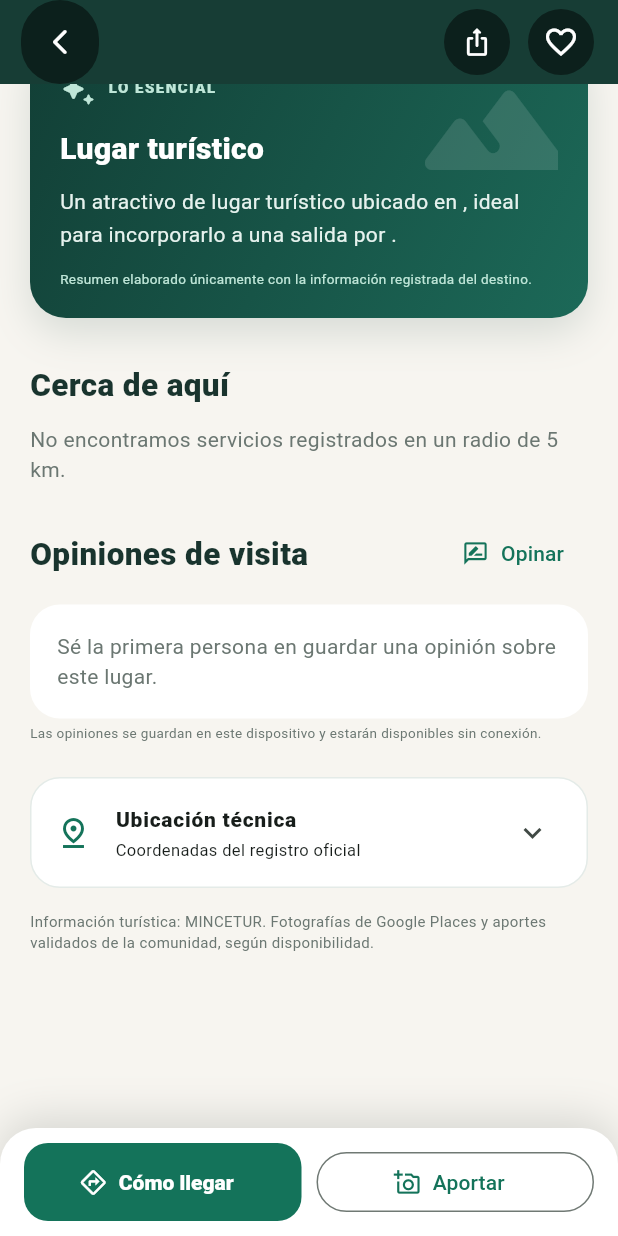
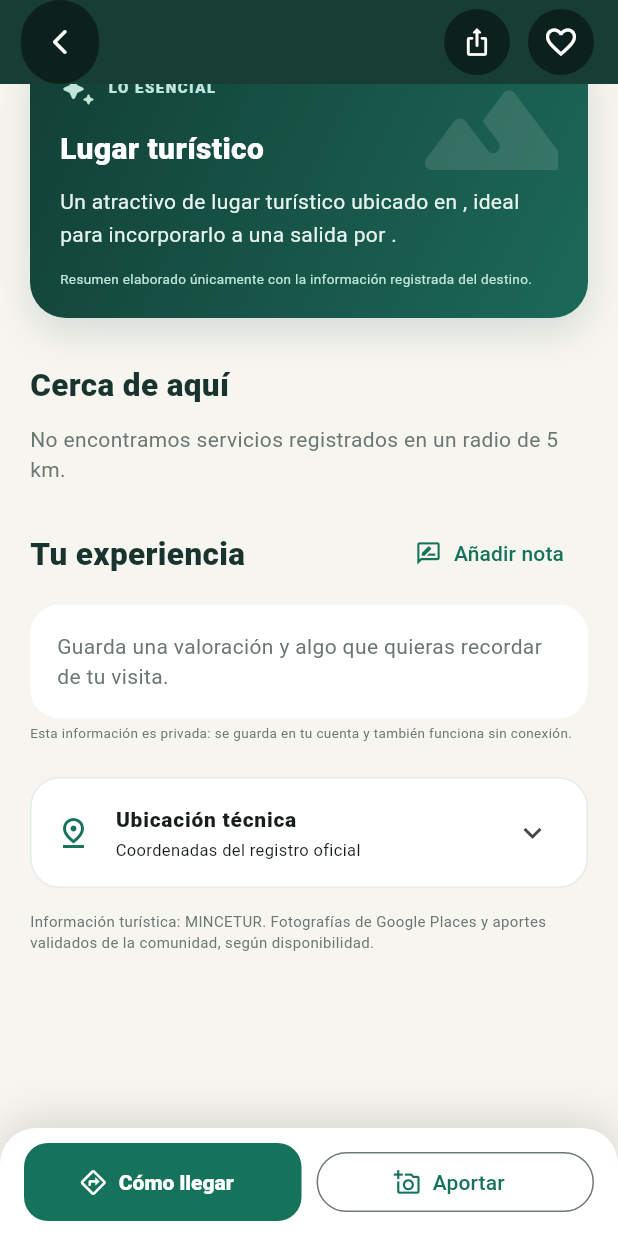
Before and after one commit to Nxz-ST/Turismo-app, a Flutter app: the TouristPlaceDetailScreen screen opened directly with empty values, scrolled down 818 dp, on a phone screen of 412 x 824 dp. Run offline on Flutter 3.47's test engine with Material 3 defaults, Android fonts, the phone set to English and light mode, and no system bars; our stand-ins replace connectivity_plus, geolocator, google_maps_flutter, image_picker, share_plus, shared_preferences and 1 more; accounts and stored records are empty; Roboto replaces fonts that are missing (SF Pro Display); statements that could not run were skipped.

Commit message:
Clarify private visit notes and pricing

```diff
--- a/lib/features/places/screens/tourist_place_detail_screen.dart
+++ b/lib/features/places/screens/tourist_place_detail_screen.dart
@@ -1156,11 +1156,11 @@ class _ReviewsSectionState extends State<_ReviewsSection> {
     children: [
       Row(
         children: [
-          const Expanded(child: _SectionTitle('Opiniones de visita')),
+          const Expanded(child: _SectionTitle('Tu experiencia')),
           TextButton.icon(
             onPressed: _addReview,
             icon: const Icon(Icons.rate_review_outlined, size: 18),
-            label: const Text('Opinar'),
+            label: const Text('Añadir nota'),
           ),
         ],
       ),
@@ -1174,7 +1174,7 @@ class _ReviewsSectionState extends State<_ReviewsSection> {
             borderRadius: BorderRadius.circular(20),
           ),
           child: const Text(
-            'Sé la primera persona en guardar una opinión sobre este lugar.',
+            'Guarda una valoración y algo que quieras recordar de tu visita.',
             style: TextStyle(color: AppColors.textLight),
           ),
         )
@@ -1219,7 +1219,7 @@ class _ReviewsSectionState extends State<_ReviewsSection> {
             ),
       const SizedBox(height: 4),
       const Text(
-        'Las opiniones se guardan en este dispositivo y estarán disponibles sin conexión.',
+        'Esta información es privada: se guarda en tu cuenta y también funciona sin conexión.',
         style: TextStyle(color: AppColors.textLight, fontSize: 9),
       ),
     ],
@@ -1232,7 +1232,7 @@ class _ReviewsSectionState extends State<_ReviewsSection> {
       context: context,
       builder: (dialogContext) => StatefulBuilder(
         builder: (context, setDialogState) => AlertDialog(
-          title: const Text('Tu opinión'),
+          title: const Text('Tu experiencia'),
           content: Column(
             mainAxisSize: MainAxisSize.min,
             children: [
@@ -1253,7 +1253,7 @@ class _ReviewsSectionState extends State<_ReviewsSection> {
                 controller: controller,
                 maxLines: 3,
                 decoration: const InputDecoration(
-                  hintText: '¿Qué debería saber otro viajero?',
+                  hintText: '¿Qué quieres recordar de tu visita?',
                 ),
               ),
             ],
@@ -1293,6 +1293,16 @@ class _ReviewsSectionState extends State<_ReviewsSection> {
       visitVerified: verified,
     );
     await _load();
+    if (!mounted) return;
+    ScaffoldMessenger.of(context).showSnackBar(
+      SnackBar(
+        content: Text(
+          verified
+              ? 'Experiencia guardada como visita verificada.'
+              : 'Experiencia guardada de forma privada.',
+        ),
+      ),
+    );
   }
 }
 
@@ -1624,6 +1634,14 @@ class _PriceCard extends StatelessWidget {
   final String label;
   final String value;
 
+  String get _displayValue {
+    final cleaned = value.trim();
+    if (RegExp(r'^\d+(?:[.,]\d+)?$').hasMatch(cleaned)) {
+      return 'S/ $cleaned';
+    }
+    return cleaned.replaceFirst(RegExp(r'^[sS]/\s*'), 'S/ ');
+  }
+
   @override
   Widget build(BuildContext context) => Container(
     padding: const EdgeInsets.all(14),
@@ -1640,7 +1658,7 @@ class _PriceCard extends StatelessWidget {
         ),
         const SizedBox(height: 5),
         Text(
-          value,
+          _displayValue,
           maxLines: 2,
           overflow: TextOverflow.ellipsis,
           style: const TextStyle(fontSize: 13, fontWeight: FontWeight.w800),
```
